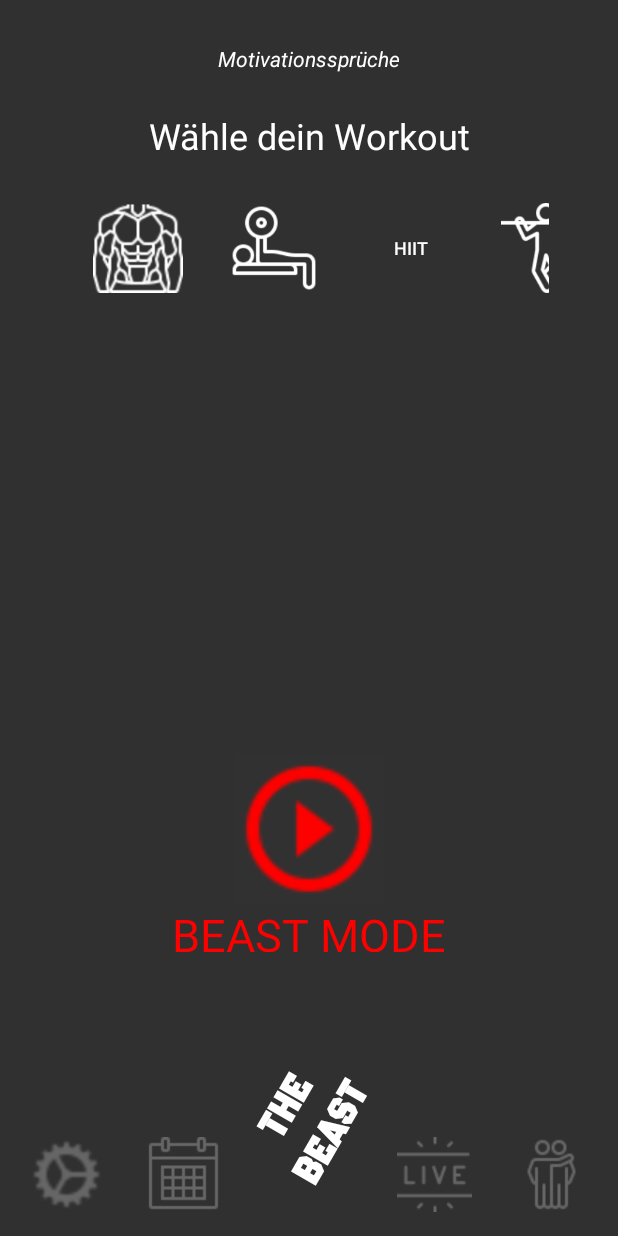
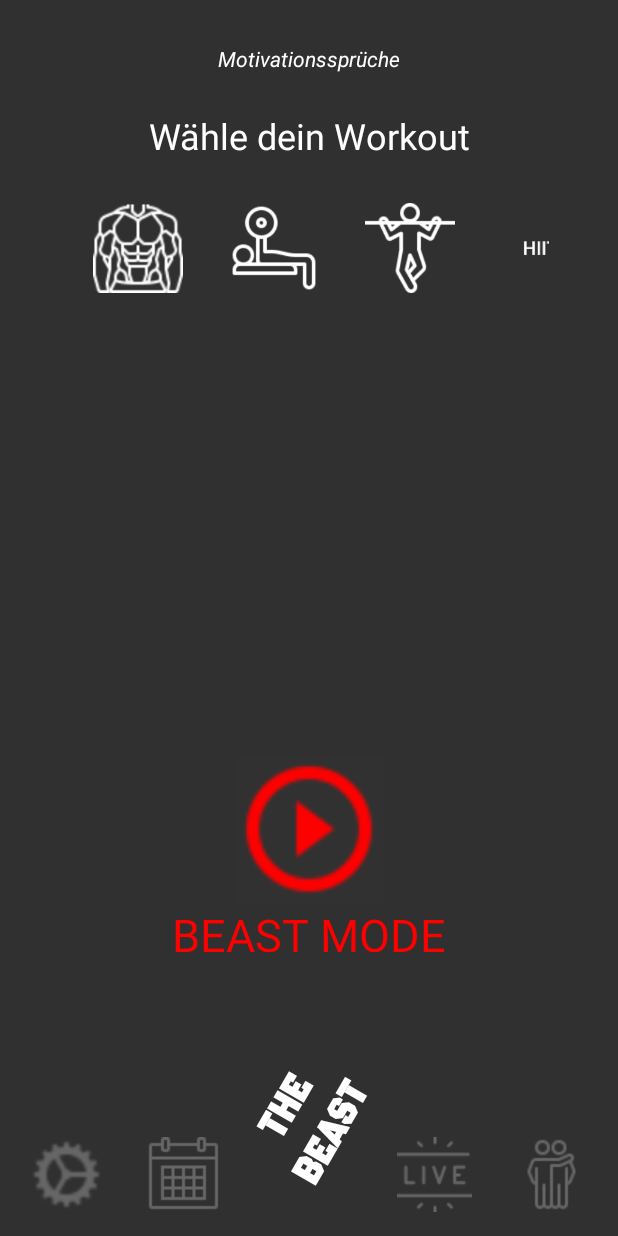
Before and after one commit to TKtheBEAST/TheBEAST, an Android app: the screen it shows after launch (TestFragment), on a phone screen of 412 x 824 dp. Run offline under Robolectric (Android 15) with nearby library versions, the phone set to English and light mode, and no system bars.

Commit message:
hiit zu Image Button. Noch nicht schön

```diff
--- a/app/src/main/java/com/example/thebeast/HomeFragment.java
+++ b/app/src/main/java/com/example/thebeast/HomeFragment.java
@@ -12,12 +12,10 @@ import android.view.ViewGroup;
 import android.widget.Button;
 import android.widget.HorizontalScrollView;
 import android.widget.ImageButton;
-import android.widget.ImageView;
 import android.widget.TextView;
 import android.widget.Toast;
 
 import java.util.ArrayList;
-import java.util.List;
 
 
 public class HomeFragment extends Fragment {
@@ -37,6 +35,7 @@ public class HomeFragment extends Fragment {
     ImageButton pulldayButton;
     ImageButton pushdayButton;
     ImageButton beineButton;
+    ImageButton hiitButton;
 
     Button workoutsEntfernenButton;
 
@@ -46,6 +45,7 @@ public class HomeFragment extends Fragment {
     int pulldayImageView;
     int pushdayImageView;
     int beinImageView;
+    int hiitImageView;
 
     //TextView anlegen
     TextView deinGewaehltesTraining;
@@ -71,6 +71,8 @@ public class HomeFragment extends Fragment {
         pulldayButton=view.findViewById(R.id.pullDayButton);
         pushdayButton=view.findViewById(R.id.pushDayButton);
         beineButton=view.findViewById(R.id.beinButton);
+        hiitButton=view.findViewById(R.id.hiitButton);
+
 
         workoutsEntfernenButton=view.findViewById(R.id.workoutsEntfernen);
 
@@ -84,6 +86,7 @@ public class HomeFragment extends Fragment {
         pushdayImageView=R.drawable.pushday;
         pulldayImageView=R.drawable.pullday;
         beinImageView=R.drawable.bein;
+        hiitImageView=R.drawable.hiit;
 
         //Button onClickListener setzen
         joggenButton.setOnClickListener(new View.OnClickListener(){
@@ -230,6 +233,36 @@ public class HomeFragment extends Fragment {
             }
         });
 
+        hiitButton.setOnClickListener(new View.OnClickListener(){
+
+            boolean trainingBereitsGewaehlt=false;
+
+            public void onClick(View v){
+                deinGewaehltesTraining.setAlpha(1);
+                trennstrichHome.setAlpha(1);
+                workoutsEntfernenButton.setAlpha(0.5f);
+                if (gewaehlteTrainingsName.size() > 0){
+                    for(int i=0; i<gewaehlteTrainingsName.size();i++){
+                        if(gewaehlteTrainingsName.get(i).equals("Hiit")){
+                            trainingBereitsGewaehlt = true;
+                        }
+                    }
+                }
+                if(trainingBereitsGewaehlt==false) {
+                    gewaehlteTrainingsList.add(hiitImageView);
+                    gewaehlteTrainingsName.add("Hiit");
+
+                    recyclerViewAdapter = new RecyclerViewAdapter(gewaehlteTrainingsList,gewaehlteTrainingsName);
+                    gewaehltesTrainingRecyclerView.setAdapter(recyclerViewAdapter);
+                    gewaehltesTrainingRecyclerView.setHasFixedSize(true);
+                }else{
+                    Toast.makeText(view.getContext(), "Training bereits gewählt", Toast.LENGTH_LONG).show();
+                }
+
+            }
+        });
+
+
         workoutsEntfernenButton.setOnClickListener(new View.OnClickListener(){
 
             @Override
--- a/app/src/main/res/layout/activity_main.xml
+++ b/app/src/main/res/layout/activity_main.xml
@@ -194,7 +194,7 @@
                     tools:layout_editor_absoluteX="66dp" />
 
                 <Button
-                    android:id="@+id/hiitButton"
+                    android:id="@+id/hiitButton2"
                     android:layout_width="60dp"
                     android:layout_height="60dp"
                     android:layout_gravity="center"
--- a/app/src/main/res/layout/fragment_home.xml
+++ b/app/src/main/res/layout/fragment_home.xml
@@ -71,19 +71,6 @@
                     app:srcCompat="@drawable/pushday"
                     tools:layout_editor_absoluteX="66dp" />
 
-                <Button
-                    android:id="@+id/hiitButton"
-                    android:layout_width="60dp"
-                    android:layout_height="60dp"
-                    android:layout_gravity="center"
-                    android:layout_marginLeft="15dp"
-                    android:layout_marginRight="15dp"
-                    android:background="@android:color/transparent"
-                    android:scaleType="fitCenter"
-                    android:text="Hiit"
-                    android:textSize="12sp"
-                    app:backgroundTint="#FFFFFF" />
-
                 <ImageButton
                     android:id="@+id/pullDayButton"
                     android:layout_width="60dp"
@@ -94,6 +81,17 @@
                     android:background="@android:color/transparent"
                     android:scaleType="fitCenter"
                     app:srcCompat="@drawable/pullday" />
+
+                <ImageButton
+                    android:id="@+id/hiitButton"
+                    android:layout_width="60dp"
+                    android:layout_height="60dp"
+                    android:layout_gravity="center"
+                    android:layout_marginLeft="15dp"
+                    android:layout_marginRight="15dp"
+                    android:background="@drawable/hiit"
+                    android:scaleType="fitCenter"
+                    app:srcCompat="@drawable/hiit" />
 
                 <ImageButton
                     android:id="@+id/joggenButton"
```
Also changed, not shown: app/src/main/res/drawable-v24/hiit.png (added).
